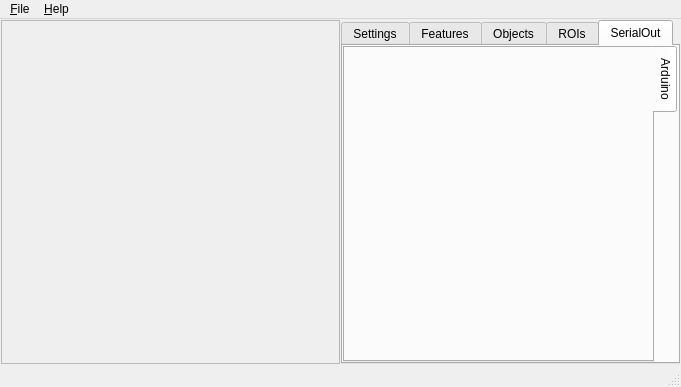
The window that ui/mainUi.ui (wonkoderverstaendige/Spotter) describes before a commit, drawn with Qt 5.
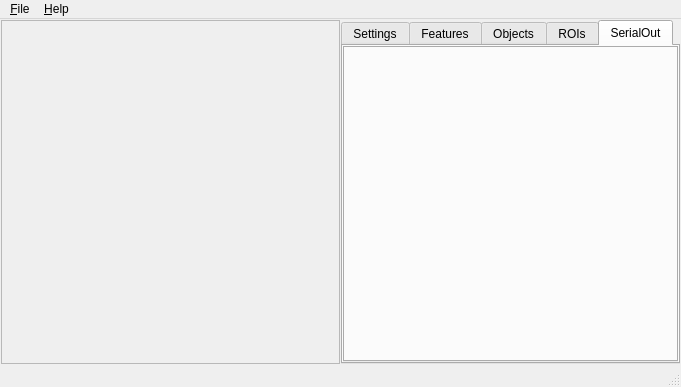
The same window after the commit. The open tabs and pages were chosen to show the change. Icons and pictures are not drawn.

Commit message:
Serial Comminucation established.
Sendind data to the arduino seems to work so far, but after a few seconds transmission grinds to a halt, probably an issue with the forced 1ms delay in the arduino serial receive code.

Diff of the .ui file:
```diff
--- a/ui/mainUi.ui
+++ b/ui/mainUi.ui
@@ -286,12 +286,6 @@
             <property name="tabPosition">
              <enum>QTabWidget::East</enum>
             </property>
-            <widget class="QWidget" name="tab_serial_arduino">
-             <attribute name="title">
-              <string>Arduino</string>
-             </attribute>
-             <layout class="QGridLayout" name="gridLayout_3"/>
-            </widget>
            </widget>
           </item>
          </layout>
```
Left out of the diff: 6 changed lines with no effect on the pictures. The commit also changes 22 other files.
